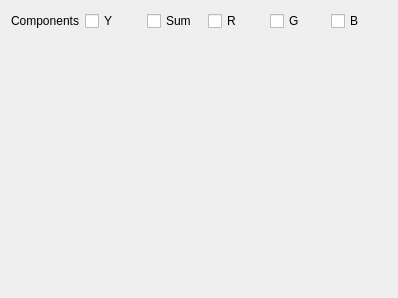
Qt form src/widgets/histogram_ui.ui (KDE/kdenlive) before a commit.
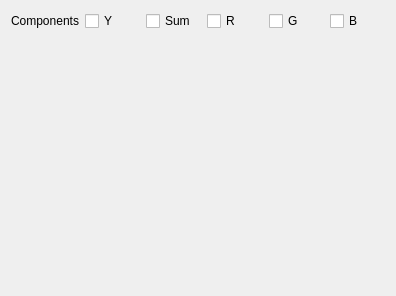
The same form after that commit.

Commit message: Tooltips added correctly

What changed in the file:
```diff
--- a/src/widgets/histogram_ui.ui
+++ b/src/widgets/histogram_ui.ui
@@ -6,8 +6,8 @@
    <rect>
     <x>0</x>
     <y>0</y>
-    <width>398</width>
-    <height>298</height>
+    <width>396</width>
+    <height>296</height>
    </rect>
   </property>
   <property name="windowTitle">
```
Left out of the diff: 7 changed lines with no effect on the pictures.
